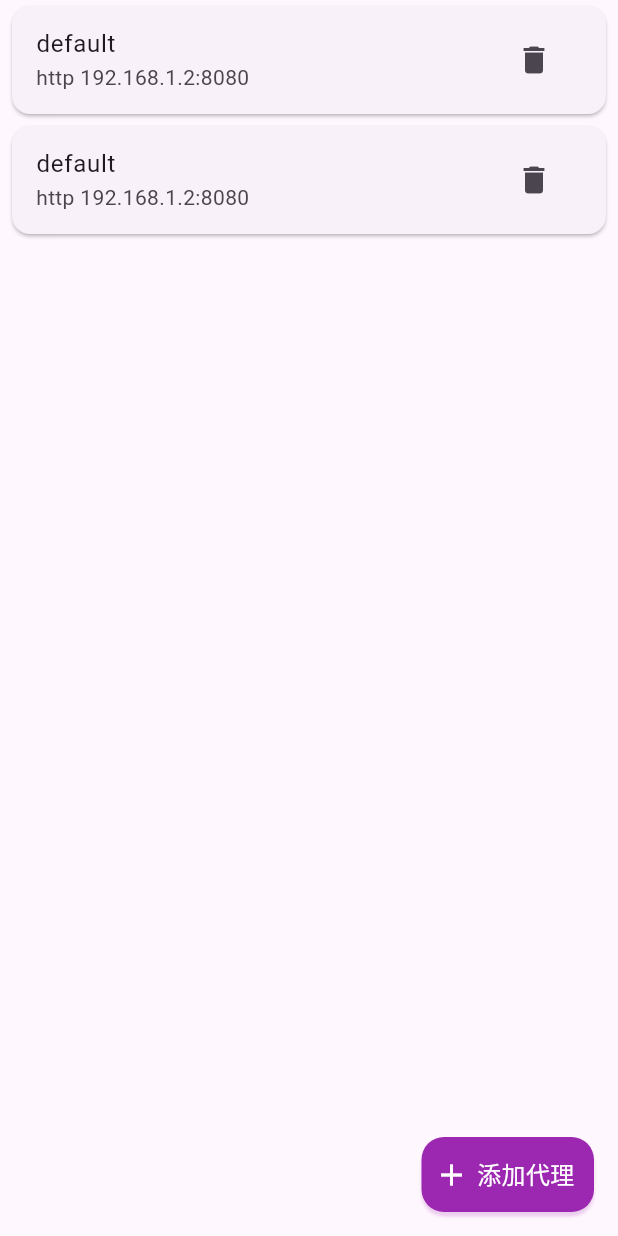
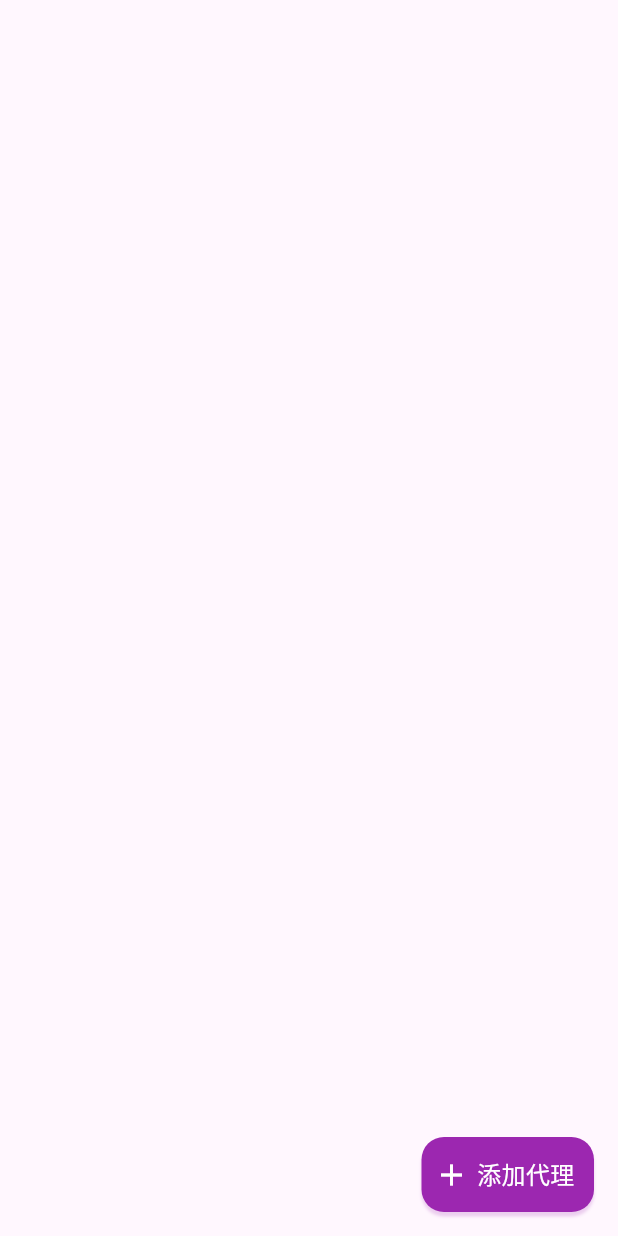
Before and after one commit to ys1231/appproxy, a Flutter app: the ProxyListHome screen opened directly, on a phone screen of 412 x 824 dp. Run offline on Flutter 3.47's test engine with Material 3 defaults, Android fonts, the phone set to English and light mode, and no system bars.

Commit message:
fix(ui): :bug: 1. 修复列表构建低级错误. 2. 修复有默认配置名称导致设置和显示不一致

```diff
--- a/lib/ui/addproxy.dart
+++ b/lib/ui/addproxy.dart
@@ -36,12 +36,7 @@ class _AddProxyWidgetState extends State<AddProxyWidget> {
 
   @override
   Widget build(BuildContext context) {
-    proxyConfig['proxyName'] = "default";
-    proxyConfig['proxyType'] = "http";
-    proxyConfig['proxyHost'] = "192.168.";
-    proxyConfig['proxyPort'] = "8080";
-    proxyConfig['proxyUser'] = "";
-    proxyConfig['proxyPass'] = "";
+
     return Scaffold(
         appBar: AppBar(
           title: const Text("添加代理"),
--- a/lib/ui/proxy_config_list.dart
+++ b/lib/ui/proxy_config_list.dart
@@ -13,7 +13,7 @@ class ProxyListHome extends StatefulWidget {
 class _ProxyListHomeState extends State<ProxyListHome> {
   final ProxyConfigData _proxyConfigData = ProxyConfigData();
 
-  int _itemCount = 1;
+  int _itemCount = 0;
   List<Map<String, dynamic>> _dataLists = [];
   bool _iscalled = false;
 
@@ -35,41 +35,29 @@ class _ProxyListHomeState extends State<ProxyListHome> {
     }
     _iscalled = true;
     try {
-      _proxyConfigData.readProxyConfig().then((value){
+      _proxyConfigData.readProxyConfig().then((value) {
         _dataLists = value ?? [];
-        _itemCount += _dataLists.length;
+        _itemCount = _dataLists.length;
         setState(() {});
       });
     } catch (e) {
       if (kDebugMode) {
         print("---- ProxyListHome initProxyConfig error $e");
       }
-      _dataLists = [];
     }
 
-    if (_dataLists.isEmpty) {
-      Map<String, dynamic> proxyConfig = {};
-      proxyConfig['proxyName'] = "default";
-      proxyConfig['proxyType'] = "http";
-      proxyConfig['proxyHost'] = "192.168.1.2";
-      proxyConfig['proxyPort'] = "8080";
-      proxyConfig['proxyUser'] = "";
-      proxyConfig['proxyPass'] = "";
-      _dataLists.add(proxyConfig);
-      _itemCount += _dataLists.length;
-      _proxyConfigData.addProxyConfig(proxyConfig);
-    }
     return;
   }
 
   void handleConfigData(Map<String, dynamic> data) {
     _proxyConfigData.addProxyConfig(data);
-    _dataLists.add(data);
-    // 在这里处理从 AddProxyButton 返回的数据
-    print('Received data: $data');
-    // 可能还会根据数据更新state，触发UI重建等
-    _itemCount += 1;
-    setState(() {});
+    setState(() {
+      _dataLists.add(data);
+      // 在这里处理从 AddProxyButton 返回的数据
+      print('Received data: $data');
+      // 可能还会根据数据更新state，触发UI重建等
+      _itemCount += 1;
+    });
   }
 
   @override
@@ -84,10 +72,10 @@ class _ProxyListHomeState extends State<ProxyListHome> {
         // 配置列表个数
         itemCount: _itemCount,
         // 设置分隔符零尺寸
-        itemBuilder: (BuildContext context, int index) {
+        separatorBuilder: (BuildContext context, int index) {
           return const SizedBox.shrink();
         },
-        separatorBuilder: (BuildContext context, int c_index) {
+        itemBuilder: (BuildContext context, int c_index) {
           if (kDebugMode) {
             print("---- ProxyListHome $c_index ");
           }
@@ -105,9 +93,10 @@ class _ProxyListHomeState extends State<ProxyListHome> {
                   // 删除代理配置
                 },
               ),
-              onTap: (){
+              onTap: () {
                 if (kDebugMode) {
-                  print("---- ProxyListHome onTap $c_index ${_dataLists[c_index]["proxyName"]}");
+                  print(
+                      "---- ProxyListHome onTap ${c_data["proxyName"]}");
                 }
               },
             ),
```
